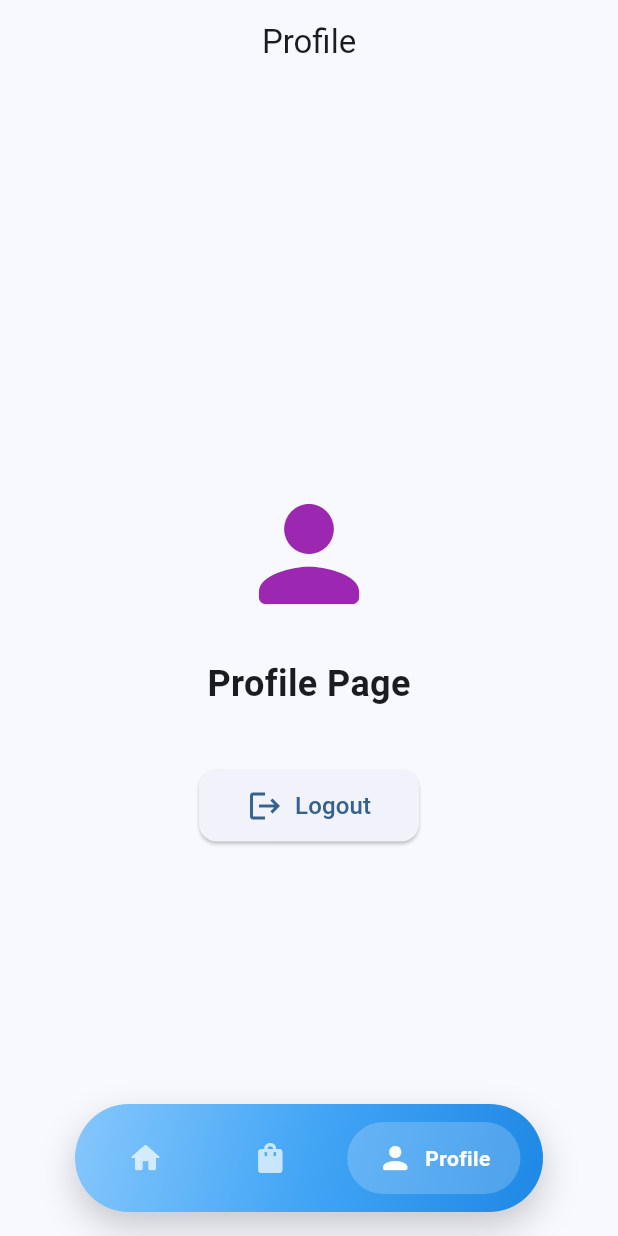
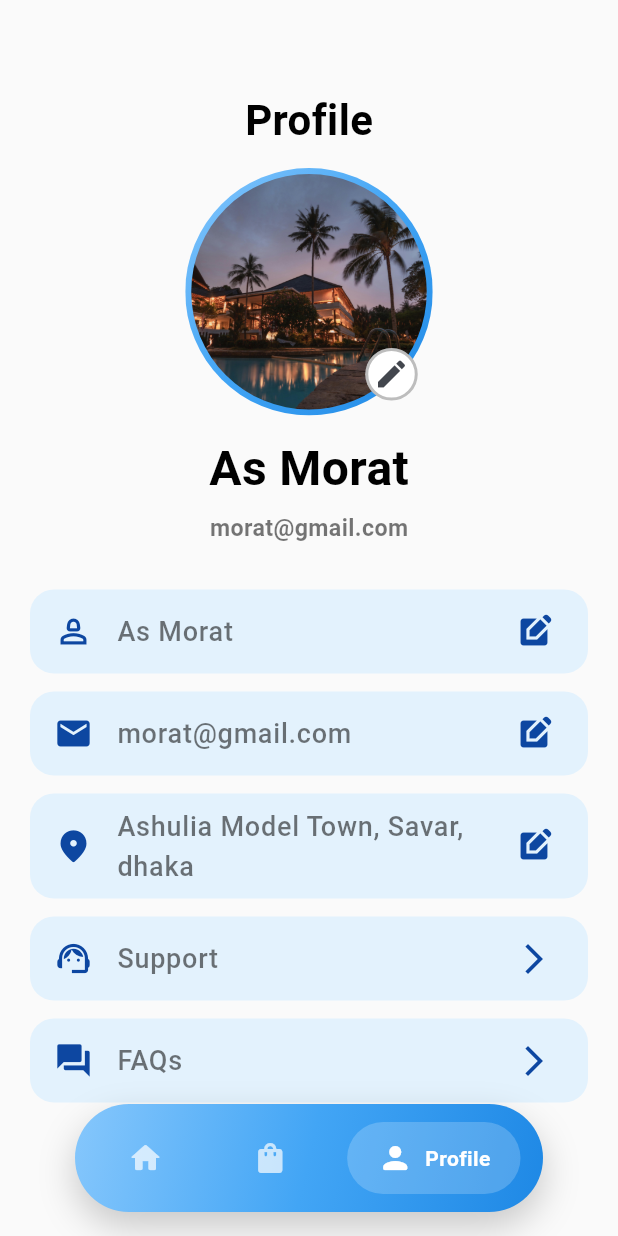
Before and after one commit to as-morat/Hotel-Booking_app, a Flutter app: the screen it shows once a user with an empty profile is signed in, item 3 of the bottom bar chosen, on a phone screen of 412 x 824 dp. Run offline on Flutter 3.47's test engine with Material 3 defaults, Android fonts, the phone set to English and light mode, and no system bars; drawn by our look-alikes of google_nav_bar; our stand-ins replace cloud_firestore, firebase_auth, firebase_core, flutter_riverpod, google_fonts, google_sign_in and 1 more; accounts and stored records are empty; network calls fail; Roboto replaces fonts that are missing (Ubuntu).

Commit message:
Update and adde new profile page'

```diff
--- a/lib/navigation/bottom_nav.dart
+++ b/lib/navigation/bottom_nav.dart
@@ -1,9 +1,9 @@
 import 'package:booking_app/pages/details.dart';
 import 'package:booking_app/pages/home.dart';
-import 'package:booking_app/services/provider/auth_provider/auth_provider.dart';
 import 'package:flutter/material.dart';
-import 'package:flutter_riverpod/flutter_riverpod.dart';
 import 'package:google_nav_bar/google_nav_bar.dart';
+
+import '../pages/profile.dart';
 
 class BottomNav extends StatefulWidget {
   const BottomNav({super.key});
@@ -83,58 +83,3 @@ class _BottomNavState extends State<BottomNav> {
     );
   }
 }
-
-class ProfilePage extends ConsumerWidget {
-  const ProfilePage({super.key});
-
-  @override
-  Widget build(BuildContext context, WidgetRef ref) {
-    return Scaffold(
-      appBar: AppBar(
-        title: const Text('Profile'),
-        centerTitle: true,
-        elevation: 0,
-      ),
-      body: Center(
-        child: Column(
-          mainAxisAlignment: MainAxisAlignment.center,
-          children: [
-            const Icon(
-              Icons.person_rounded,
-              size: 100,
-              color: Colors.purple,
-            ),
-            const SizedBox(height: 20),
-            const Text(
-              'Profile Page',
-              style: TextStyle(
-                fontSize: 24,
-                fontWeight: FontWeight.bold,
-              ),
-            ),
-            const SizedBox(height: 40),
-            ElevatedButton.icon(
-              onPressed: () async {
-                await ref.read(firebaseAuthProvider).signOut();
-              },
-              icon: const Icon(Icons.logout, size: 24),
-              label: const Text(
-                'Logout',
-                style: TextStyle(fontSize: 16),
-              ),
-              style: ElevatedButton.styleFrom(
-                padding: const EdgeInsets.symmetric(
-                  horizontal: 32,
-                  vertical: 12,
-                ),
-                shape: RoundedRectangleBorder(
-                  borderRadius: BorderRadius.circular(12),
-                ),
-              ),
-            ),
-          ],
-        ),
-      ),
-    );
-  }
-}
--- /dev/null
+++ b/lib/pages/profile.dart
@@ -0,0 +1,171 @@
+import 'package:booking_app/services/widgets_supported.dart';
+import 'package:flutter/material.dart';
+import 'package:flutter_riverpod/flutter_riverpod.dart';
+
+import '../services/provider/auth_provider/auth_provider.dart';
+
+class ProfilePage extends ConsumerWidget {
+  const ProfilePage({super.key});
+
+  @override
+  Widget build(BuildContext context, WidgetRef ref) {
+    return Scaffold(
+      backgroundColor: Colors.grey.shade50,
+      body: Padding(
+        padding: const .symmetric(horizontal: 20, vertical: 60),
+        child: SingleChildScrollView(
+          child: Center(
+            child: Column(
+              mainAxisSize: .min,
+              children: [
+                Text("Profile", style: AppWidget.normalTextStyle(28)),
+                const SizedBox(height: 12),
+                Stack(
+                  children: [
+                    SizedBox(
+                      height: 165,
+                      width: 165,
+                      child: ClipOval(
+                        child: Container(
+                          decoration: BoxDecoration(
+                            gradient: const LinearGradient(
+                              colors: [
+                                Color(0xFF86C7FC),
+                                Color(0xFF42A5F5),
+                                Color(0xFF1E88E5),
+                              ],
+                              begin: .topLeft,
+                              end: .bottomRight,
+                            ),
+                          ),
+                        ),
+                      ),
+                    ),
+                    Positioned(
+                      top: 4,
+                      bottom: 4,
+                      left: 4,
+                      right: 4,
+                      child: SizedBox(
+                        height: 150,
+                        width: 150,
+                        child: ClipOval(
+                          child: Image.asset("images/home.jpg", fit: .cover),
+                        ),
+                      ),
+                    ),
+                    Positioned(
+                      left: 120,
+                      top: 120,
+                      child: Container(
+                        height: 35,
+                        width: 35,
+                        alignment: .center,
+                        decoration: BoxDecoration(
+                          color: Colors.white,
+                          shape: .circle,
+                          border: .all(color: Colors.black26, width: 2),
+                        ),
+                        child: IconButton(
+                          padding: .zero,
+                          onPressed: () {},
+                          icon: const Icon(Icons.edit, size: 24),
+                        ),
+                      ),
+                    ),
+                  ],
+                ),
+                const SizedBox(height: 12),
+                Text("As Morat", style: AppWidget.normalTextStyle(32)),
+                const SizedBox(height: 6),
+                Text(
+                  "morat@gmail.com",
+                  style: AppWidget.normalTextStyle(
+                    15.5,
+                  ).copyWith(color: Colors.black54),
+                ),
+                const SizedBox(height: 30),
+                _detailContainer(
+                  leading: Icons.person_2_outlined,
+                  name: "As Morat",
+                  trailing: Icons.edit_square,
+                ),
+                _detailContainer(
+                  leading: Icons.mail,
+                  name: "morat@gmail.com",
+                  trailing: Icons.edit_square,
+                ),
+                _detailContainer(
+                  leading: Icons.location_on_rounded,
+                  name: "Ashulia Model Town, Savar, dhaka",
+                  trailing: Icons.edit_square,
+                ),
+                _detailContainer(
+                  leading: Icons.support_agent,
+                  name: "Support",
+                  trailing: Icons.arrow_forward_ios,
+                ),
+                _detailContainer(
+                  leading: Icons.question_answer,
+                  name: "FAQs",
+                  trailing: Icons.arrow_forward_ios,
+                ),
+                const SizedBox(height: 18),
+                SizedBox(
+                  width: MediaQuery.of(context).size.width * 0.45,
+                  height: 55,
+                  child: ElevatedButton.icon(
+                    onPressed: () async {
+                      await ref.read(firebaseAuthProvider).signOut();
+                    },
+                    style: ElevatedButton.styleFrom(
+                      backgroundColor: Theme.of(context).colorScheme.primary,
+                      foregroundColor: Theme.of(context).colorScheme.onPrimary,
+                      shape: RoundedRectangleBorder(
+                        borderRadius: BorderRadius.circular(14),
+                      ),
+                    ),
+                    icon: Icon(Icons.logout, size: 22, color: Colors.white),
+
+                    label: Text(
+                      "Sign Out",
+                      style: AppWidget.whiteTextStyle(18),
+                    ),
+                  ),
+                ),
+              ],
+            ),
+          ),
+        ),
+      ),
+    );
+  }
+
+  Widget _detailContainer({
+    required IconData leading,
+    required String name,
+    IconData? trailing,
+  }) {
+    return Container(
+      width: double.infinity,
+      margin: .only(bottom: 12),
+      alignment: .center,
+      decoration: BoxDecoration(
+        color: Colors.blue.shade50,
+        borderRadius: .circular(16),
+      ),
+      child: ListTile(
+        leading: Icon(leading, size: 26, color: Colors.blue.shade900),
+        title: Text(
+          name,
+          style: TextStyle(
+            fontSize: 18,
+            fontWeight: FontWeight.w500,
+            color: Colors.black54,
+          ),
+        ),
+        trailing: Icon(trailing, size: 24, color: Colors.blue.shade900),
+      ),
+    );
+  }
+}
--- a/lib/pages/sign_in.dart
+++ b/lib/pages/sign_in.dart
@@ -36,6 +36,7 @@ class _SignInState extends ConsumerState<SignIn> {
         showCustomSnackBar(
           context,
           'Sign in successfully!',
+          icon: Icons.check_circle_outline,
           color: Colors.green,
         );
         Navigator.of(context).popUntil((route) => route.isFirst);
@@ -43,7 +44,12 @@ class _SignInState extends ConsumerState<SignIn> {
     } catch (e) {
       if (mounted) {
         ScaffoldMessenger.of(context).clearSnackBars();
-        showCustomSnackBar(context, e.toString(), color: Colors.red);
+        showCustomSnackBar(
+          context,
+          e.toString(),
+          icon: Icons.cancel_outlined,
+          color: Colors.red,
+        );
       }
     } finally {
       if (mounted) setState(() => _isLoading = false);
@@ -59,6 +65,7 @@ class _SignInState extends ConsumerState<SignIn> {
         showCustomSnackBar(
           context,
           'Sign in successfully!',
+          icon: Icons.check_circle_outline,
           color: Colors.green,
         );
         Navigator.of(context).popUntil((route) => route.isFirst);
@@ -66,7 +73,12 @@ class _SignInState extends ConsumerState<SignIn> {
     } catch (e) {
       if (mounted) {
         ScaffoldMessenger.of(context).clearSnackBars();
-        showCustomSnackBar(context, e.toString(), color: Colors.red);
+        showCustomSnackBar(
+          context,
+          e.toString(),
+          icon: Icons.cancel_outlined,
+          color: Colors.red,
+        );
       }
     } finally {
       if (mounted) setState(() => _isLoading = false);
--- a/lib/pages/sign_up.dart
+++ b/lib/pages/sign_up.dart
@@ -38,6 +38,7 @@ class _SignUpState extends ConsumerState<SignUp> {
         showCustomSnackBar(
           context,
           'Sign up successfully!',
+          icon: Icons.check_circle_outline,
           color: Colors.green,
         );
         Navigator.of(context).popUntil((route) => route.isFirst);
@@ -45,7 +46,12 @@ class _SignUpState extends ConsumerState<SignUp> {
     } catch (e) {
       if (mounted) {
         ScaffoldMessenger.of(context).clearSnackBars();
-        showCustomSnackBar(context, e.toString(), color: Colors.red);
+        showCustomSnackBar(
+          context,
+          e.toString(),
+          icon: Icons.cancel_outlined,
+          color: Colors.red,
+        );
       }
     } finally {
       if (mounted) setState(() => _isLoading = false);
@@ -60,6 +66,7 @@ class _SignUpState extends ConsumerState<SignUp> {
         showCustomSnackBar(
           context,
           'Sign up successfully!',
+          icon: Icons.check_circle_outline,
           color: Colors.greenAccent,
         );
         Navigator.of(context).popUntil((route) => route.isFirst);
@@ -67,7 +74,12 @@ class _SignUpState extends ConsumerState<SignUp> {
     } catch (e) {
       if (mounted) {
         ScaffoldMessenger.of(context).clearSnackBars();
-        showCustomSnackBar(context, e.toString(), color: Colors.red);
+        showCustomSnackBar(
+          context,
+          e.toString(),
+          icon: Icons.cancel_outlined,
+          color: Colors.red,
+        );
       }
     } finally {
       if (mounted) setState(() => _isLoading = false);
```
